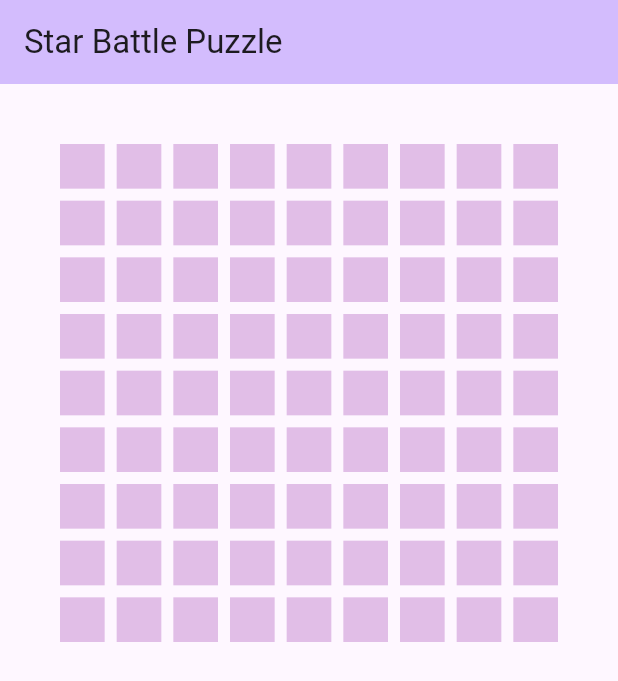
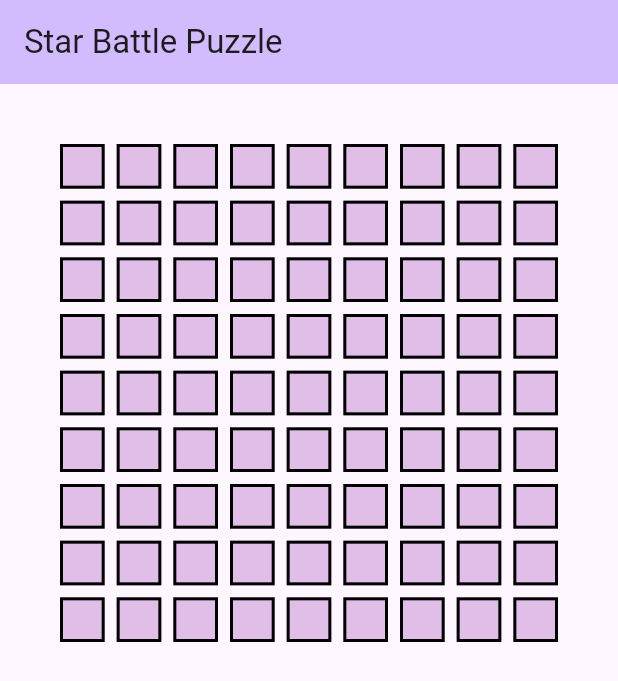
Before and after one commit to weasdown/starsolver_flutter, a Flutter app: the screen it shows after launch, on a phone screen of 412 x 824 dp. Shown: the top 681 px of the screen. Run offline on Flutter 3.47's test engine with Material 3 defaults, Android fonts, the phone set to English and light mode, and no system bars; missing offline and left inert: color.

Commit message:
Add placeholder borders

```diff
--- a/lib/src/presentation/cell_widget.dart
+++ b/lib/src/presentation/cell_widget.dart
@@ -29,12 +29,20 @@ class _CellWidgetState extends State<CellWidget> {
 
     final CellStatus cellStatus = widget.cell.status;
 
+    BorderDirectional borders = BorderDirectional(
+        top: BorderSide(
+      color: Colors.black,
+      width: 2.0,
+    ));
+
     return GestureDetector(
       onTap: setNextStatus,
       onLongPress: setStar,
       child: Container(
         height: size,
         width: size,
+        // TODO set borders per side based on Shape boundaries (including width)
+        foregroundDecoration: BoxDecoration(border: Border.all(width: 2.0)),
         color:
             // switch (widget.cell.status) {
             //   CellStatus.blank => Theme.of(context).canvasColor,
```
